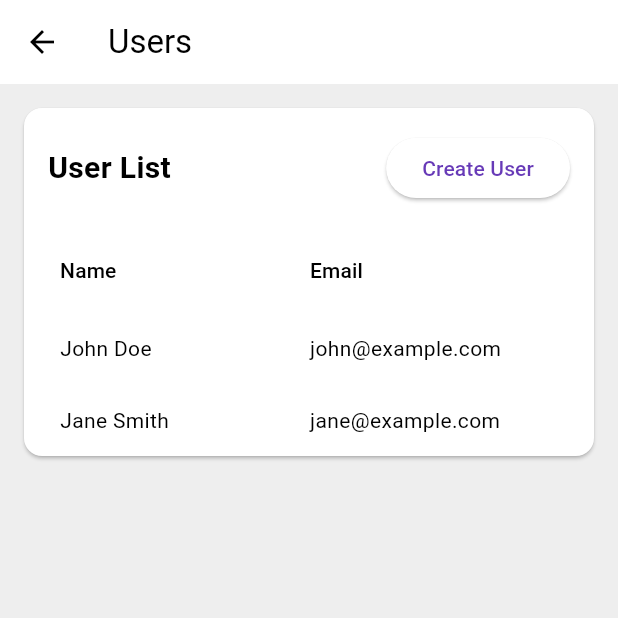
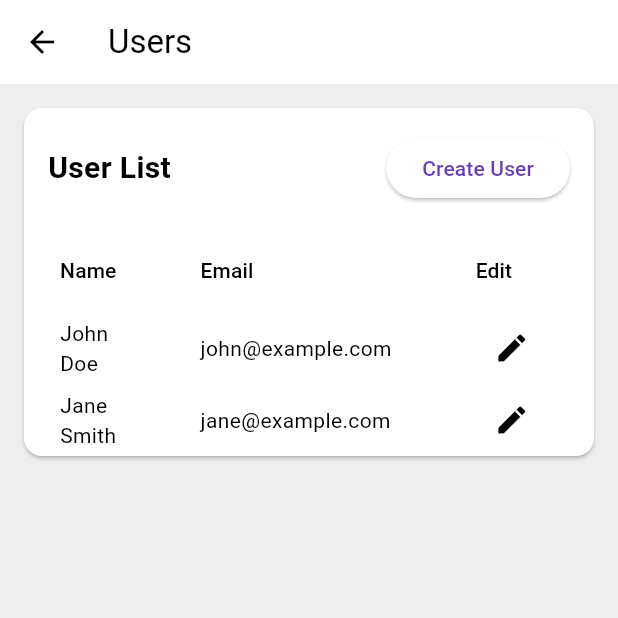
Before and after one commit to KozielGPC/opt120, a Flutter app: the UsuarioScreen screen opened directly, on a phone screen of 412 x 824 dp, the top half of it. Run offline on Flutter 3.47's test engine with Material 3 defaults, Android fonts, the phone set to English and light mode, and no system bars.

Commit message:
feat: add edit and delete columns to table

```diff
--- a/app/lib/data_table_widget.dart
+++ b/app/lib/data_table_widget.dart
@@ -10,17 +10,36 @@ class DataTableWidget extends StatelessWidget {
   Widget build(BuildContext context) {
     return DataTable(
       columns: _buildColumns(),
-      rows: _buildRows(),
+      rows: _buildRows(context),
     );
   }
 
   List<DataColumn> _buildColumns() {
-    return fieldNames.map((fieldName) => DataColumn(label: Text(fieldName))).toList();
+    List<DataColumn> columns = fieldNames.map((fieldName) => DataColumn(label: Text(fieldName))).toList();
+
+    columns.add(DataColumn(label: Text('Edit')));
+    columns.add(DataColumn(label: Text('Delete')));
+
+    return columns;
   }
 
-  List<DataRow> _buildRows() {
+  List<DataRow> _buildRows(BuildContext context) {
     return inputData.map((data) {
-      return DataRow(cells: _buildCells(data));
+      return DataRow(cells: [
+        ..._buildCells(data),
+        DataCell(IconButton(
+          icon: Icon(Icons.edit),
+          onPressed: () {
+            print("Editing cell");
+          },
+        )),
+        DataCell(IconButton(
+          icon: Icon(Icons.delete),
+          onPressed: () {
+            print("Deleting cell");
+          },
+        )),
+      ]);
     }).toList();
   }
 
```
